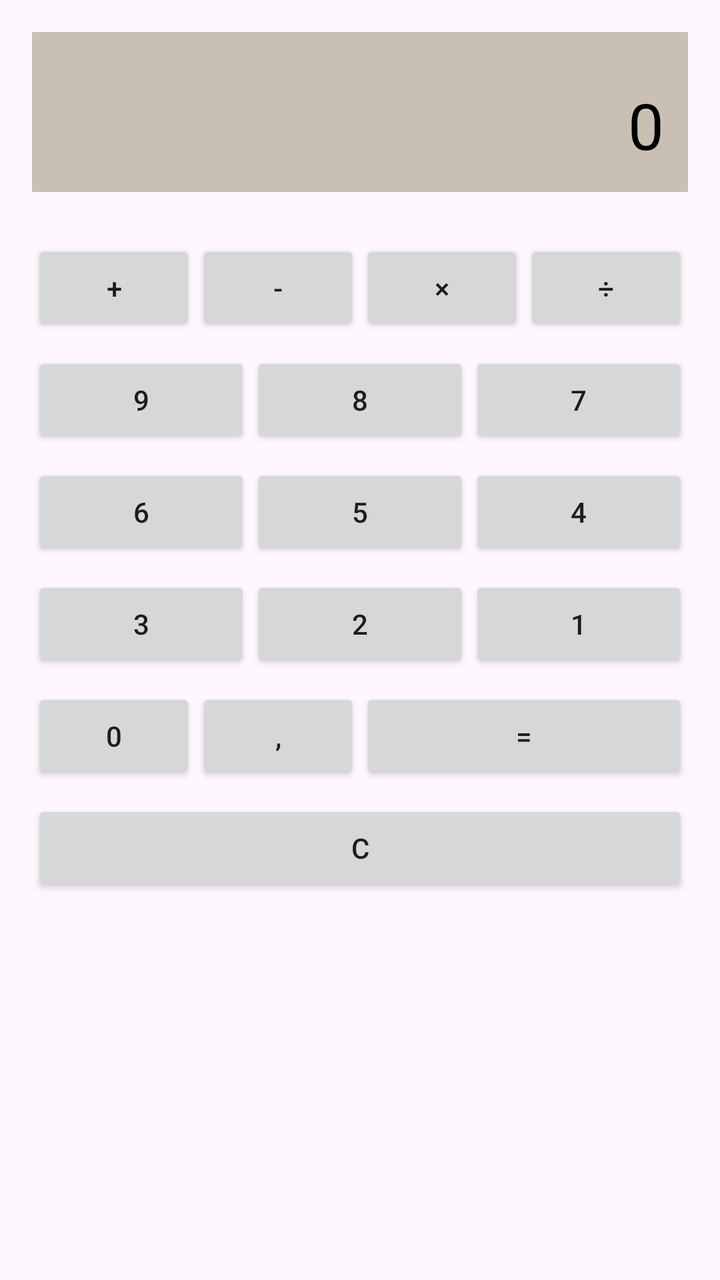
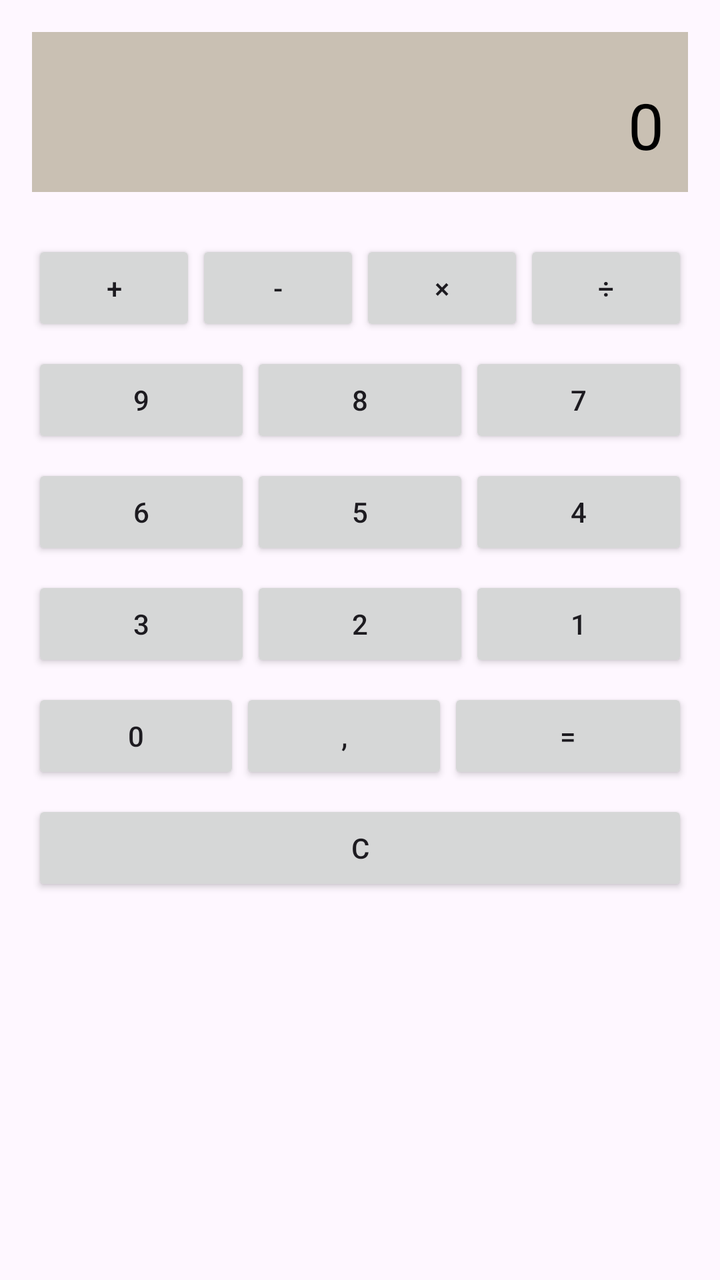

The first picture is an Android layout as it rendered before a commit; the second is the same layout after the commit. The layout source and the unified diff follow.
<!-- AndroidManifest.xml: application theme Theme.Kalkulator -->
<!-- res/layout/activity_main.xml -->
<?xml version="1.0" encoding="utf-8"?>
<LinearLayout xmlns:android="http://schemas.android.com/apk/res/android"
    xmlns:tools="http://schemas.android.com/tools"
    android:id="@+id/main"
    android:layout_width="match_parent"
    android:layout_height="match_parent"
    android:orientation="vertical"
    android:padding="16dp"
    tools:context=".MainActivity">

    <TextView
        android:id="@+id/tvTitle"
        android:layout_width="match_parent"
        android:layout_height="80dp"
        android:background="#c9c0b3"
        android:gravity="bottom|right"
        android:padding="12dp"
        android:text="0"
        android:textColor="#000000"
        android:textSize="32sp" />

    <LinearLayout
        android:id="@+id/rowTop"
        android:layout_width="match_parent"
        android:layout_height="wrap_content"
        android:layout_marginTop="16dp"
        android:orientation="vertical">

        <LinearLayout
            android:id="@+id/rowTop"
            android:layout_width="match_parent"
            android:layout_height="wrap_content"
            android:layout_marginTop="8dp"
            android:orientation="horizontal">

            <Button
                android:id="@+id/btnA"
                android:layout_width="0dp"
                android:layout_height="wrap_content"
                android:layout_weight="1"
                android:text="+" />

            <Button
                android:id="@+id/btnB"
                android:layout_width="0dp"
                android:layout_height="wrap_content"
                android:layout_weight="1"
                android:text="-" />

            <Button
            android:id="@+id/btnC"
            android:layout_width="0dp"
            android:layout_height="wrap_content"
            android:layout_weight="1"
            android:text="×" />
            <Button
                android:id="@+id/btnC"
                android:layout_width="0dp"
                android:layout_height="wrap_content"
                android:layout_weight="1"
                android:text="÷" />
        </LinearLayout>

    <LinearLayout
        android:id="@+id/rowTop"
        android:layout_width="match_parent"
        android:layout_height="wrap_content"
        android:layout_marginTop="8dp"
        android:orientation="horizontal">

        <Button
            android:id="@+id/btnA"
            android:layout_width="0dp"
            android:layout_height="wrap_content"
            android:layout_weight="1"
            android:text="9" />

        <Button
            android:id="@+id/btnB"
            android:layout_width="0dp"
            android:layout_height="wrap_content"
            android:layout_weight="1"
            android:text="8" />

        <Button
            android:id="@+id/btnC"
            android:layout_width="0dp"
            android:layout_height="wrap_content"
            android:layout_weight="1"
            android:text="7" />
    </LinearLayout>

    <LinearLayout
        android:id="@+id/rowBottom"
        android:layout_width="match_parent"
        android:layout_height="wrap_content"
        android:layout_marginTop="8dp"
        android:orientation="horizontal">

        <Button
            android:id="@+id/btnD"
            android:layout_width="0dp"
            android:layout_height="wrap_content"
            android:layout_weight="1"
            android:text="6" />

        <Button
            android:id="@+id/btnE"
            android:layout_width="0dp"
            android:layout_height="wrap_content"
            android:layout_weight="1"
            android:text="5" />

        <Button
            android:id="@+id/btnF"
            android:layout_width="0dp"
            android:layout_height="wrap_content"
            android:layout_weight="1"
            android:text="4" />
    </LinearLayout>
        <LinearLayout
            android:id="@+id/rowTop"
            android:layout_width="match_parent"
            android:layout_height="wrap_content"
            android:layout_marginTop="8dp"
            android:orientation="horizontal">

            <Button
                android:id="@+id/btnA"
                android:layout_width="0dp"
                android:layout_height="wrap_content"
                android:layout_weight="1"
                android:text="3" />

            <Button
                android:id="@+id/btnB"
                android:layout_width="0dp"
                android:layout_height="wrap_content"
                android:layout_weight="1"
                android:text="2" />

            <Button
                android:id="@+id/btnC"
                android:layout_width="0dp"
                android:layout_height="wrap_content"
                android:layout_weight="1"
                android:text="1" />
        </LinearLayout>
        <LinearLayout
            android:id="@+id/rowTop"
            android:layout_width="match_parent"
            android:layout_height="wrap_content"
            android:layout_marginTop="8dp"
            android:orientation="horizontal">

            <Button
                android:id="@+id/btnA"
                android:layout_width="0dp"
                android:layout_height="wrap_content"
                android:layout_weight="1"
                android:text="0" />

            <Button
                android:id="@+id/btnB"
                android:layout_width="0dp"
                android:layout_height="wrap_content"
                android:layout_weight="1"
                android:text="," />

            <Button
                android:id="@+id/btnC"
                android:layout_width="0dp"
                android:layout_height="wrap_content"
                android:layout_weight="2"
                android:text="=" />
        </LinearLayout>
    </LinearLayout>

    <Button
        android:id="@+id/btnConfirm"
        android:layout_width="match_parent"
        android:layout_height="wrap_content"
        android:layout_gravity="center_horizontal"
        android:layout_marginTop="8dp"
        android:text="C" />

</LinearLayout>
<!-- resources referenced by this layout -->
<resources>
  <style name="Theme.Kalkulator" parent="Base.Theme.Kalkulator" />
  <style name="Base.Theme.Kalkulator" parent="Theme.Material3.DayNight.NoActionBar">
          
          
      </style>
</resources>

<!-- the commit's change to res/layout/activity_main.xml (unified diff, before → after) -->
@@ -35,27 +35,27 @@
 
             <Button
                 android:id="@+id/btnA"
-                android:layout_width="0dp"
+                android:layout_width="wrap_content"
                 android:layout_height="wrap_content"
                 android:layout_weight="1"
                 android:text="+" />
 
             <Button
                 android:id="@+id/btnB"
-                android:layout_width="0dp"
+                android:layout_width="wrap_content"
                 android:layout_height="wrap_content"
                 android:layout_weight="1"
                 android:text="-" />
 
             <Button
             android:id="@+id/btnC"
-            android:layout_width="0dp"
+            android:layout_width="wrap_content"
             android:layout_height="wrap_content"
             android:layout_weight="1"
             android:text="×" />
             <Button
                 android:id="@+id/btnC"
-                android:layout_width="0dp"
+                android:layout_width="wrap_content"
                 android:layout_height="wrap_content"
                 android:layout_weight="1"
                 android:text="÷" />
@@ -70,21 +70,21 @@
 
         <Button
             android:id="@+id/btnA"
-            android:layout_width="0dp"
+            android:layout_width="wrap_content"
             android:layout_height="wrap_content"
             android:layout_weight="1"
             android:text="9" />
 
         <Button
             android:id="@+id/btnB"
-            android:layout_width="0dp"
+            android:layout_width="wrap_content"
             android:layout_height="wrap_content"
             android:layout_weight="1"
             android:text="8" />
 
         <Button
             android:id="@+id/btnC"
-            android:layout_width="0dp"
+            android:layout_width="wrap_content"
             android:layout_height="wrap_content"
             android:layout_weight="1"
             android:text="7" />
@@ -99,21 +99,21 @@
 
         <Button
             android:id="@+id/btnD"
-            android:layout_width="0dp"
+            android:layout_width="wrap_content"
             android:layout_height="wrap_content"
             android:layout_weight="1"
             android:text="6" />
 
         <Button
             android:id="@+id/btnE"
-            android:layout_width="0dp"
+            android:layout_width="wrap_content"
             android:layout_height="wrap_content"
             android:layout_weight="1"
             android:text="5" />
 
         <Button
             android:id="@+id/btnF"
-            android:layout_width="0dp"
+            android:layout_width="wrap_content"
             android:layout_height="wrap_content"
             android:layout_weight="1"
             android:text="4" />
@@ -127,21 +127,21 @@
 
             <Button
                 android:id="@+id/btnA"
-                android:layout_width="0dp"
+                android:layout_width="wrap_content"
                 android:layout_height="wrap_content"
                 android:layout_weight="1"
                 android:text="3" />
 
             <Button
                 android:id="@+id/btnB"
-                android:layout_width="0dp"
+                android:layout_width="wrap_content"
                 android:layout_height="wrap_content"
                 android:layout_weight="1"
                 android:text="2" />
 
             <Button
                 android:id="@+id/btnC"
-                android:layout_width="0dp"
+                android:layout_width="wrap_content"
                 android:layout_height="wrap_content"
                 android:layout_weight="1"
                 android:text="1" />
@@ -155,21 +155,21 @@
 
             <Button
                 android:id="@+id/btnA"
-                android:layout_width="0dp"
+                android:layout_width="wrap_content"
                 android:layout_height="wrap_content"
                 android:layout_weight="1"
                 android:text="0" />
 
             <Button
                 android:id="@+id/btnB"
-                android:layout_width="0dp"
+                android:layout_width="wrap_content"
                 android:layout_height="wrap_content"
                 android:layout_weight="1"
                 android:text="," />
 
             <Button
                 android:id="@+id/btnC"
-                android:layout_width="0dp"
+                android:layout_width="wrap_content"
                 android:layout_height="wrap_content"
                 android:layout_weight="2"
                 android:text="=" />
